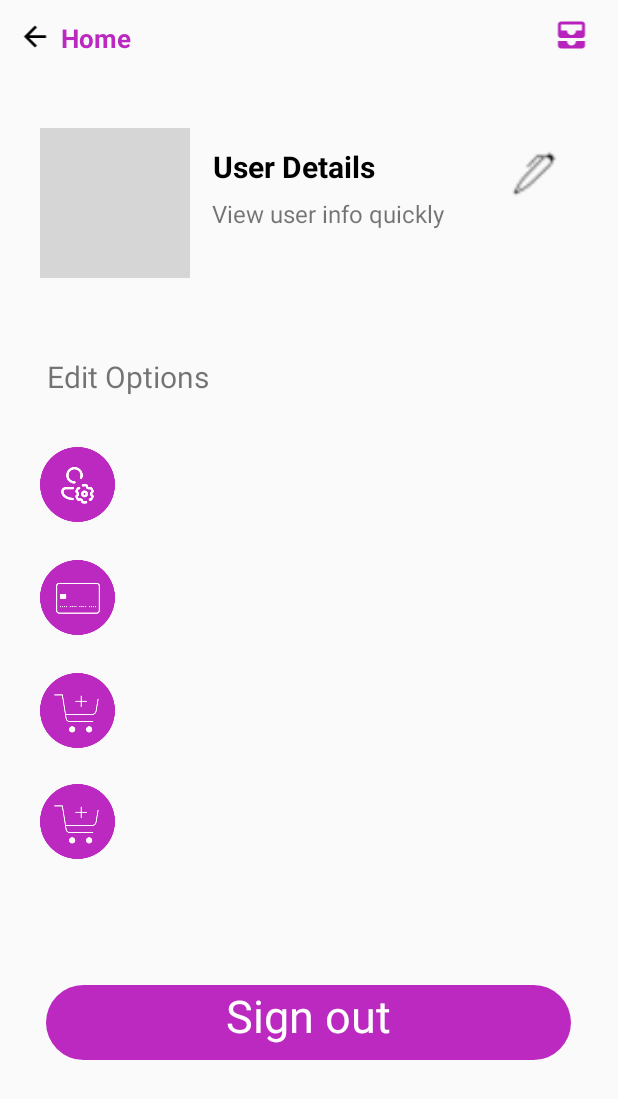
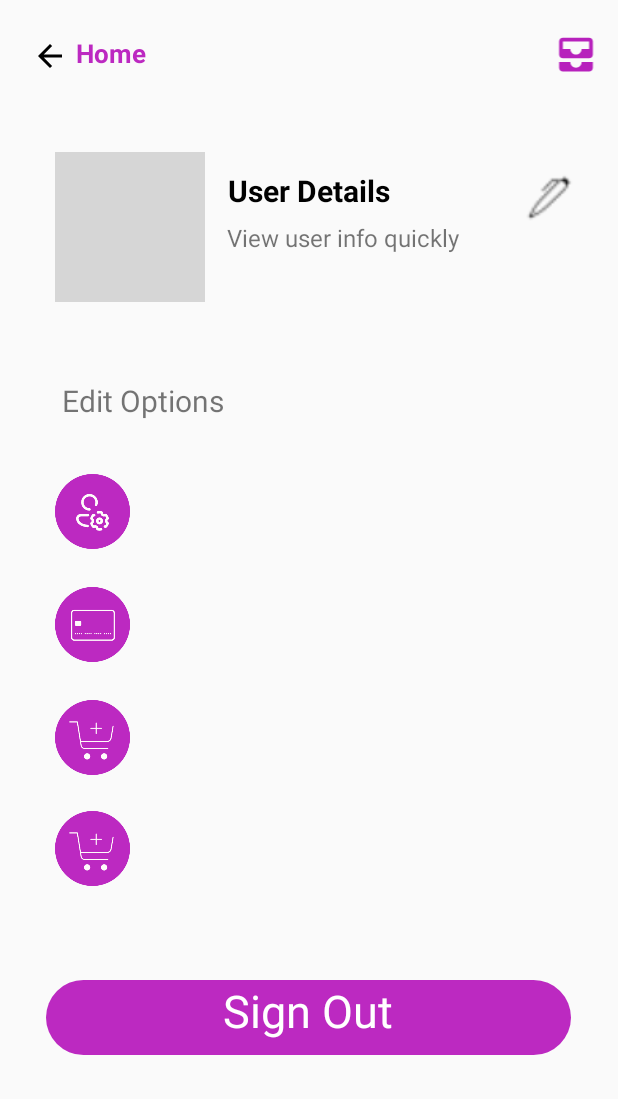
Before and after one commit to COMPSYS302/project-java-team-38, an Android app: the ProfileActivity screen opened directly, with no data from a screen before it, on a phone screen of 412 x 824 dp. Shown: the top 1099 px of the screen. Run offline under Robolectric (Android 15) with nearby library versions, the light colour scheme and no system bars; grey boxes are pictures that could not be loaded.

Commit message:
finished profile xml working on other features to make profile acitivty better

```diff
--- a/app/src/main/java/com/example/allgoods/ProfileActivity.java
+++ b/app/src/main/java/com/example/allgoods/ProfileActivity.java
@@ -14,7 +14,6 @@ public class ProfileActivity extends AppCompatActivity {
 
     private LinearLayout backToHome;
     private ImageView notificationButton;
-    private RelativeLayout editProfileButton;
     private LinearLayout manageAccountIcon;
     private LinearLayout managePaymentIcon;
     private LinearLayout watchlistIcon;
@@ -33,7 +32,6 @@ public class ProfileActivity extends AppCompatActivity {
         // Initialize UI components by their IDs
         backToHome = findViewById(R.id.profile_to_home_button);
         notificationButton = findViewById(R.id.notification_button);
-        editProfileButton = findViewById(R.id.edit_profile_button);
         manageAccountIcon = findViewById(R.id.manageAccountButton);
         managePaymentIcon = findViewById(R.id.managePaymentButton);
         watchlistIcon = findViewById(R.id.watchlistButton);
@@ -49,7 +47,7 @@ public class ProfileActivity extends AppCompatActivity {
         notificationButton.setOnClickListener(v -> onNotificationButtonClicked());
 
         // Edit Profile Button
-        editProfileButton.setOnClickListener(v -> onEditProfileButtonClicked());
+
 
         // Manage Account Icon
         manageAccountIcon.setOnClickListener(v -> onManageAccountClicked());
--- a/app/src/main/res/layout/activity_profile.xml
+++ b/app/src/main/res/layout/activity_profile.xml
@@ -1,41 +1,43 @@
 <?xml version="1.0" encoding="utf-8"?>
-<androidx.constraintlayout.widget.ConstraintLayout xmlns:android="http://schemas.android.com/apk/res/android"
+<RelativeLayout
+    android:id="@+id/parentid"
+    xmlns:android="http://schemas.android.com/apk/res/android"
     xmlns:app="http://schemas.android.com/apk/res-auto"
     xmlns:tools="http://schemas.android.com/tools"
     android:layout_width="match_parent"
     android:layout_height="match_parent"
     android:padding="1dp">
-
-    <RelativeLayout
-        android:id="@+id/fullscreen_header"
+    <ScrollView
         android:layout_width="match_parent"
         android:layout_height="match_parent"
-        android:padding="0dp"
-        tools:layout_editor_absoluteX="1dp"
-        tools:layout_editor_absoluteY="1dp">
-
+        android:layout_marginStart="10dp"
+        android:layout_marginTop="10dp"
+        android:layout_marginEnd="10dp"
+        android:layout_marginBottom="10dp"
+        android:fillViewport="true"
+        android:overScrollMode="always"
+        android:scrollbars="vertical">
+        <LinearLayout
+            android:id="@+id/fullscreen_header"
+            android:layout_width="fill_parent"
+            android:layout_height="wrap_content"
+            android:orientation="vertical"
+            android:padding="0dp">
             <LinearLayout
                 android:id="@+id/top_profile_bar_linear"
                 android:layout_width="match_parent"
-            android:layout_height="0.15in"
-            android:layout_marginLeft="10dp"
+                android:layout_height="30dp"
+                android:layout_marginStart="10dp"
                 android:layout_marginTop="10dp"
-            android:weightSum="10"
-            app:layout_constraintBottom_toBottomOf="parent"
-            app:layout_constraintEnd_toEndOf="parent"
-            app:layout_constraintStart_toStartOf="parent"
-            app:layout_constraintTop_toTopOf="parent">
+                android:baselineAligned="false"
+                android:weightSum="10">
                 <LinearLayout
                     android:id="@+id/profile_to_home_button"
-                android:layout_width="0.5in"
+                    android:layout_width="90dp"
                     android:layout_height="match_parent"
+                    android:layout_weight="0.1"
                     android:clickable="true"
-                android:focusable="true"
-                android:layout_weight="0.1"
-                app:layout_constraintBottom_toBottomOf="parent"
-                app:layout_constraintEnd_toEndOf="parent"
-                app:layout_constraintStart_toStartOf="parent"
-                app:layout_constraintTop_toTopOf="parent">
+                    android:focusable="true">
                     <ImageView
                         android:id="@+id/back_image"
                         android:layout_width="wrap_content"
@@ -46,31 +48,24 @@
                         android:id="@+id/back_text"
                         android:layout_width="wrap_content"
                         android:layout_height="match_parent"
+                        android:paddingLeft="5dp"
+                        android:paddingTop="2dp"
                         android:paddingBottom="2dp"
                         android:text="@string/home"
                         android:textColor="@color/Neon_purple"
                         android:textSize="17dp"
-                    android:textStyle="bold"
-                    android:paddingLeft="5dp"
-                    android:paddingTop="2dp"/>
+                        android:textStyle="bold" />
                 </LinearLayout>
-            <LinearLayout
-                android:layout_width="300dp"
-                android:layout_weight="9.9"
-                android:layout_height="match_parent"
-                android:layout_marginRight="10dp">
                 <ImageView
                     android:id="@+id/notification_button"
-                    android:layout_width="match_parent"
+                    android:layout_width="45dp"
                     android:layout_height="match_parent"
+                    android:layout_marginEnd="10dp"
                     android:clickable="true"
                     android:focusable="true"
-                    android:src="@drawable/baseline_all_inbox_24"
-                    android:paddingLeft="270dp">
-                </ImageView>
+                    android:layout_marginStart="250dp"
+                    android:src="@drawable/baseline_all_inbox_24"/>
             </LinearLayout>
-        </LinearLayout>
-
             <RelativeLayout
                 android:id="@+id/user_photo_and_details"
                 android:layout_width="match_parent"
@@ -81,91 +76,61 @@
                     android:layout_width="match_parent"
                     android:layout_height="200dp"
                     android:weightSum="100">
-                <LinearLayout
-                    android:id="@+id/profile_picture_linear"
-                    android:layout_width="100dp"
-                    android:layout_height="100dp"
-                    android:layout_marginTop="50dp"
-                    android:layout_marginLeft="25dp"
-                    >
                     <ImageView
                         android:id="@+id/user_image"
                         android:layout_width="100dp"
                         android:layout_height="100dp"
-                        android:src="@drawable/rohan_image_circle">
-                    </ImageView>
-                </LinearLayout>
-                <RelativeLayout
+                        android:layout_marginLeft="25dp"
+                        android:layout_marginTop="50dp"
+                        android:src="@drawable/rohan_image_circle"/>
+                    <TextView
                         android:layout_width="150dp"
                         android:layout_height="40dp"
+                        android:layout_marginStart="10dp"
                         android:layout_marginTop="60dp"
-                    android:layout_marginLeft="10dp">
-                    <TextView
-                        android:layout_width="match_parent"
-                        android:layout_height="match_parent"
-                        android:paddingLeft="5dp"
+                        android:paddingStart="5dp"
                         android:paddingTop="2dp"
                         android:text="@string/user_details"
                         android:textColor="@color/black"
-                        android:textSize="20dp"
-                        android:textStyle="bold"></TextView>
-                </RelativeLayout>
-                <RelativeLayout
+                        android:textSize="20sp"
+                        android:textStyle="bold"/>
+                    <ImageView
                         android:id="@+id/edit_profile_button"
                         android:layout_width="50dp"
                         android:layout_height="40dp"
+                        android:layout_marginStart="50dp"
                         android:layout_marginTop="60dp"
-                    android:layout_marginLeft="50dp"
+                        android:clickable="true"
                         android:focusable="true"
-                    android:clickable="true">
-                    <ImageView
-                        android:layout_width="match_parent"
-                        android:layout_height="match_parent"
+                        android:paddingEnd="10dp"
                         android:src="@drawable/pen_profile"
-                        android:paddingRight="10dp">
-                    </ImageView>
-                </RelativeLayout>
-                <RelativeLayout
+                        android:contentDescription="edit profile" />
+                    <TextView
                         android:layout_width="200dp"
                         android:layout_height="40dp"
+                        android:layout_marginStart="-245dp"
                         android:layout_marginTop="90dp"
-                    android:layout_marginLeft="-245dp">
-                    <TextView
-                        android:layout_width="match_parent"
-                        android:layout_height="match_parent"
-                        android:textSize="16dp"
-                        android:text="View user info quickly">
-                    </TextView>
-                </RelativeLayout>
+                        android:text="View user info quickly"
+                        android:textSize="16sp"/>
                 </LinearLayout>
             </RelativeLayout>
-
             <RelativeLayout
                 android:id="@+id/edit_options_text"
                 android:layout_width="match_parent"
                 android:layout_height="50dp"
-            android:layout_below="@+id/user_photo_and_details"
                 android:layout_marginTop="-48dp">
-            <LinearLayout
+                <TextView
                     android:layout_width="200dp"
                     android:layout_height="30dp"
-                android:layout_marginLeft="30dp">
-                <TextView
-                    android:layout_width="match_parent"
-                    android:layout_height="match_parent"
+                    android:layout_marginStart="30dp"
                     android:text="Edit Options"
-                    android:textSize="20dp">
-                </TextView>
-            </LinearLayout>
+                    android:textSize="20sp"/>
             </RelativeLayout>
-
             <RelativeLayout
                 android:id="@+id/option_buttons"
                 android:layout_width="match_parent"
                 android:layout_height="300dp"
-            android:layout_alignTop="@id/edit_options_text"
-            android:layout_marginTop="48dp">
-
+                android:layout_marginTop="0dp">
                 <LinearLayout
                     android:id="@+id/manageAccountButton"
                     android:layout_width="match_parent"
@@ -173,19 +138,14 @@
                     android:clickable="true"
                     android:focusable="true"
                     android:orientation="horizontal">
-            <RelativeLayout
+                    <ImageView
                         android:layout_width="50dp"
                         android:layout_height="50dp"
                         android:layout_gravity="center"
-                android:layout_marginLeft="25dp">
-                <ImageView
-                    android:layout_width="match_parent"
-                    android:layout_height="match_parent"
-                    android:src="@drawable/user_settings">
-                </ImageView>
-            </RelativeLayout>
+                        android:layout_marginStart="25dp"
+                        android:contentDescription="user Settings"
+                        android:src="@drawable/user_settings"/>
                 </LinearLayout>
-
                 <LinearLayout
                     android:id="@+id/managePaymentButton"
                     android:layout_width="match_parent"
@@ -194,19 +154,13 @@
                     android:layout_marginTop="75dp"
                     android:clickable="true"
                     android:focusable="true">
-                <RelativeLayout
+                    <ImageView
                         android:layout_width="50dp"
                         android:layout_height="50dp"
                         android:layout_gravity="center"
-                    android:layout_marginLeft="25dp">
-                    <ImageView
-                        android:layout_width="match_parent"
-                        android:layout_height="match_parent"
-                        android:src="@drawable/credit_card_profile">
-                    </ImageView>
-                </RelativeLayout>
+                        android:layout_marginLeft="25dp"
+                        android:src="@drawable/credit_card_profile"/>
                 </LinearLayout>
-
                 <LinearLayout
                     android:id="@+id/watchlistButton"
                     android:layout_width="match_parent"
@@ -215,19 +169,14 @@
                     android:layout_marginTop="75dp"
                     android:clickable="true"
                     android:focusable="true">
-                <RelativeLayout
+                    <ImageView
                         android:layout_width="50dp"
                         android:layout_height="50dp"
                         android:layout_gravity="center"
-                    android:layout_marginStart="25dp">
-                    <ImageView
-                        android:layout_width="match_parent"
-                        android:layout_height="match_parent"
-                        android:src="@drawable/watch_list"
-                        android:contentDescription="Watchlist" />
-                </RelativeLayout>
+                        android:layout_marginStart="25dp"
+                        android:contentDescription="Watchlist"
+                        android:src="@drawable/watch_list" />
                 </LinearLayout>
-
                 <LinearLayout
                     android:id="@+id/supportButton"
                     android:layout_width="match_parent"
@@ -237,58 +186,38 @@
                     android:clickable="true"
                     android:focusable="true"
                     tools:ignore="NotSibling">
-
-                <RelativeLayout
+                    <ImageView
                         android:layout_width="50dp"
                         android:layout_height="50dp"
                         android:layout_gravity="center"
-                    android:layout_marginStart="25dp">
-                    <ImageView
-                        android:layout_width="match_parent"
-                        android:layout_height="match_parent"
+                        android:layout_marginStart="25dp"
                         android:contentDescription="Watchlist"
                         android:src="@drawable/watch_list" />
-                </RelativeLayout>
                 </LinearLayout>
             </RelativeLayout>
-
             <RelativeLayout
                 android:id="@+id/signout_layout"
                 android:layout_width="match_parent"
-            android:layout_height="145dp"
-            android:layout_alignBottom="@+id/option_buttons"
-            android:layout_marginBottom="-144dp"
+                android:layout_height="wrap_content"
                 android:gravity="center">
-
                 <LinearLayout
                     android:id="@+id/signoutButton"
                     android:layout_width="350dp"
-                android:layout_height="50dp"
+                    android:layout_height="wrap_content"
+                    android:layout_marginTop="50dp"
+                    android:background="@drawable/sign_out_card"
                     android:clickable="true"
                     android:focusable="true"
-                android:orientation="horizontal"
-                android:layout_marginTop="50dp"
-                android:background="@drawable/sign_out_card"
-                android:gravity="center">
-
+                    android:gravity="center"
+                    android:orientation="horizontal">
                     <TextView
                         android:layout_width="wrap_content"
                         android:layout_height="50dp"
-                    android:text="Sign out"
-                    android:textSize="30dp"
-                    android:textColor="@color/white">
-
-                </TextView>
-
+                        android:text="@string/SignOutProfileString"
+                        android:textColor="@color/white"
+                        android:textSize="30sp"/>
                 </LinearLayout>
-
             </RelativeLayout>
-
-
+        </LinearLayout>
+    </ScrollView>
 </RelativeLayout>
-
-
-
-
-
-</androidx.constraintlayout.widget.ConstraintLayout>
--- a/app/src/main/res/values/strings.xml
+++ b/app/src/main/res/values/strings.xml
@@ -2,4 +2,5 @@
     <string name="app_name">AllGoods</string>
     <string name="home">Home</string>
     <string name="user_details">User Details</string>
+    <string name="SignOutProfileString">Sign Out</string>
 </resources>
```
Lines whose indentation alone changed are shown as unchanged.
